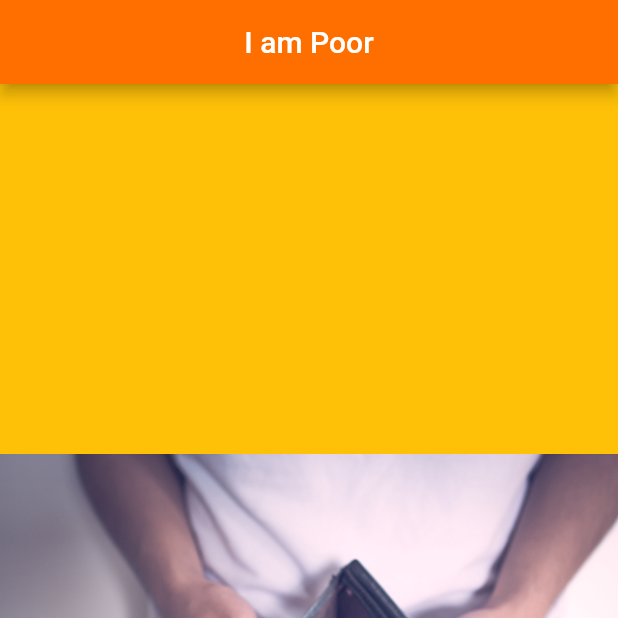
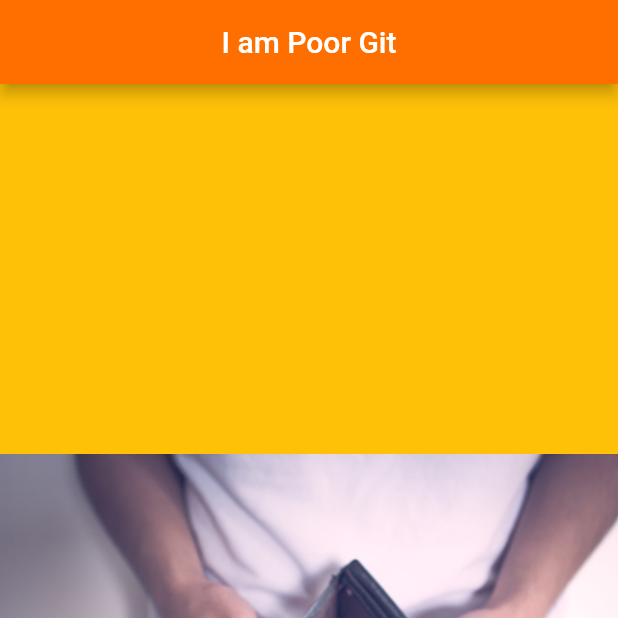
Before and after one commit to DeveloperMarcial/Flutter-i_am_poor, a Flutter app: the screen it shows after launch, on a phone screen of 412 x 824 dp, the top half of it. Run offline on Flutter 3.47's test engine with Material 2 defaults, Android fonts, the phone set to English and light mode, and no system bars.

Commit message:
Test 1st Commit

```diff
--- a/lib/main.dart
+++ b/lib/main.dart
@@ -4,7 +4,7 @@ void main() {
   runApp(MaterialApp(
     home: Scaffold(
       appBar: AppBar(
-        title: Center(child: Text('I am Poor')),
+        title: Center(child: Text('I am Poor Git')),
         backgroundColor: Colors.amber[900],
       ),
       body: Center(
```
Also changed, not shown: 1 other file.
